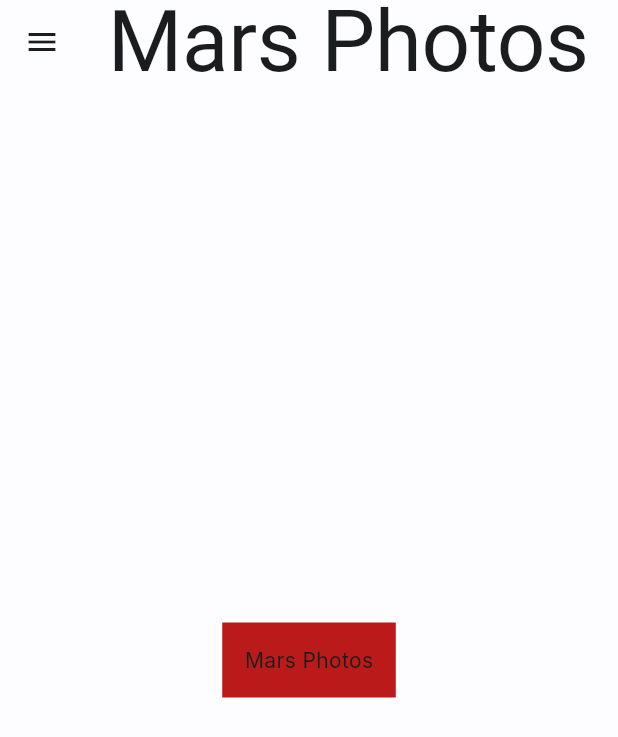
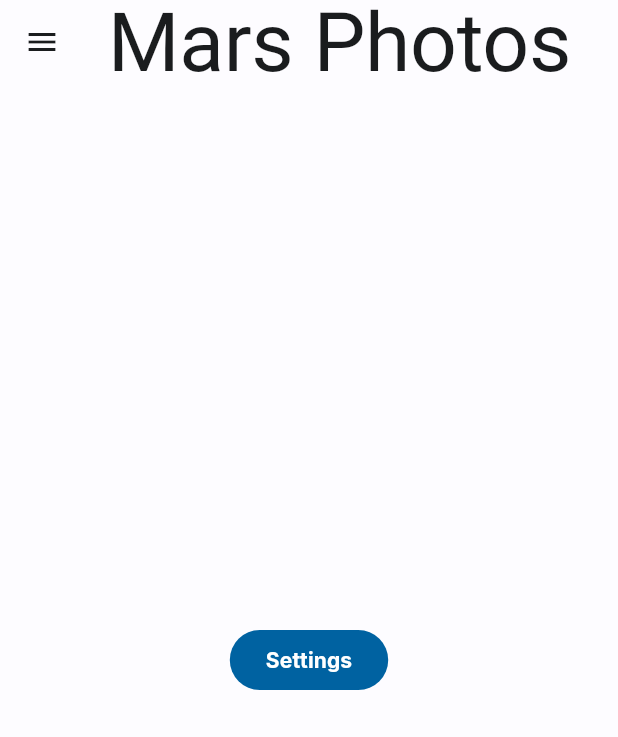
Before and after one commit to ibrahimnasser07/mars_photos, a Flutter app: the screen it shows after launch, on a phone screen of 412 x 824 dp. Shown: the top 737 px of the screen. Run offline on Flutter 3.47's test engine with Material 2 defaults, Android fonts, the phone set to English and light mode, and no system bars; our stand-ins replace go_router, google_fonts, hive_flutter, sizer; accounts and stored records are empty; generated files the repository leaves out were written again; Roboto replaces fonts that are missing (Mada).

Commit message:
session 2

```diff
--- a/lib/main.dart
+++ b/lib/main.dart
@@ -1,9 +1,11 @@
 import 'package:flutter/material.dart';
 import 'package:hive_flutter/adapters.dart';
 import 'package:mars_photos/ui/screens/home.dart';
+import 'package:mars_photos/utils/app_router.dart';
 import 'package:mars_photos/utils/color_schemes.g.dart';
 import 'package:flutter_gen/gen_l10n/app_localizations.dart';
 import 'package:mars_photos/utils/typography.dart';
+import 'package:sizer/sizer.dart';
 
 void main() async {
   WidgetsFlutterBinding.ensureInitialized();
@@ -24,7 +26,9 @@ class MyApp extends StatelessWidget {
               Hive.box("settings").get("isDark", defaultValue: false);
           final String lang =
               Hive.box("settings").get("lang", defaultValue: "en");
-          return MaterialApp(
+          return Sizer(
+            builder: (context, orientation, deviceType) {
+              return MaterialApp.router(
                 title: "app title",
                 localizationsDelegates: AppLocalizations.localizationsDelegates,
                 supportedLocales: AppLocalizations.supportedLocales,
@@ -40,7 +44,9 @@ class MyApp extends StatelessWidget {
                   textTheme: textTheme,
                 ),
                 themeMode: isDark ? ThemeMode.dark : ThemeMode.light,
-            home: const Home(),
+                routerConfig: router(),
+              );
+            }
           );
         });
   }
--- a/lib/ui/screens/home.dart
+++ b/lib/ui/screens/home.dart
@@ -1,6 +1,9 @@
 import 'package:flutter/material.dart';
 import 'package:flutter_gen/gen_l10n/app_localizations.dart';
+import 'package:go_router/go_router.dart';
 import 'package:hive_flutter/hive_flutter.dart';
+
+import '../../utils/router_constants.dart';
 
 class Home extends StatelessWidget {
   const Home({super.key});
@@ -10,6 +13,12 @@ class Home extends StatelessWidget {
     final strings = AppLocalizations.of(context)!;
     final settingsBox = Hive.box("settings");
     return Scaffold(
+      appBar: AppBar(
+        title: Text(
+          strings.appTitle,
+          style: Theme.of(context).textTheme.displayLarge,
+        ),
+      ),
       drawer: Drawer(
         child: ListView(
           shrinkWrap: true,
@@ -38,17 +47,10 @@ class Home extends StatelessWidget {
           ],
         ),
       ),
-      appBar: AppBar(
-        title: Text(
-          strings.appTitle,
-          style: Theme.of(context).textTheme.displayLarge,
-        ),
-      ),
       body: Center(
-        child: Container(
-          padding: const EdgeInsets.all(15),
-          color: Theme.of(context).colorScheme.error,
-          child: const Text("Mars Photos"),
+        child: FilledButton(
+          onPressed: () => context.push(settingsPath),
+          child: Text("Settings"),
         ),
       ),
     );
--- /dev/null
+++ b/lib/ui/screens/settings.dart
@@ -0,0 +1,12 @@
+import 'package:flutter/material.dart';
+
+class Settings extends StatelessWidget {
+  const Settings({super.key});
+
+  @override
+  Widget build(BuildContext context) {
+    return Scaffold(
+      appBar: AppBar(title: const Text("Settings")),
+    );
+  }
+}
--- /dev/null
+++ b/lib/utils/app_router.dart
@@ -0,0 +1,20 @@
+import 'package:go_router/go_router.dart';
+import 'package:mars_photos/ui/screens/home.dart';
+import 'package:mars_photos/utils/router_constants.dart';
+
+import '../ui/screens/settings.dart';
+
+GoRouter router() {
+  return GoRouter(
+    routes: [
+      GoRoute(
+        path: "/",
+        builder: (context, state) => const Home(),
+      ),
+      GoRoute(
+        path: settingsPath,
+        builder: (context, state) => const Settings(),
+      ),
+    ],
+  );
+}
--- /dev/null
+++ b/lib/utils/router_constants.dart
@@ -0,0 +1 @@
+const String settingsPath = "/settings";
--- a/lib/utils/typography.dart
+++ b/lib/utils/typography.dart
@@ -1,10 +1,11 @@
 import 'package:flutter/material.dart';
 import 'package:google_fonts/google_fonts.dart';
+import 'package:sizer/sizer.dart';
 
 final textTheme = TextTheme(
   displayLarge: GoogleFonts.mada(
     fontWeight: FontWeight.w400,
-    fontSize: 57,
+    fontSize: 40.sp,
     height: 64 / 57,
     letterSpacing: -0.25,
   ),
--- a/pubspec.yaml
+++ b/pubspec.yaml
@@ -42,6 +42,11 @@ dependencies:
   google_fonts: ^6.1.0
   flutter_localization: ^0.1.14
   intl: ^0.18.1
+  go_router: ^12.0.1
+  sizer: ^2.0.15
+  build_runner: ^2.4.6
+  hive_generator: ^2.0.1
+  json_serializable: ^6.7.1
 
 dev_dependencies:
   flutter_test:
```
Also changed, not shown: lib/data/models/mars_photo.dart (added, +59 -0 lines), lib/data/models/mars_photo.g.dart (added), pubspec.lock. Lines whose indentation alone changed are shown as unchanged.
